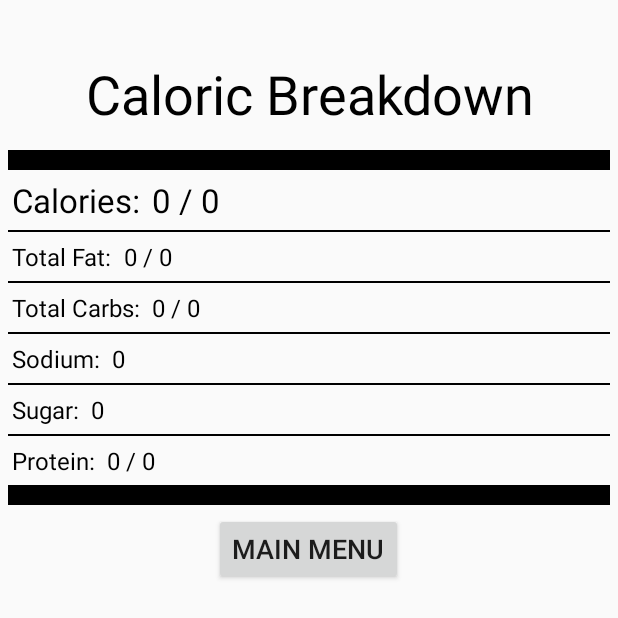
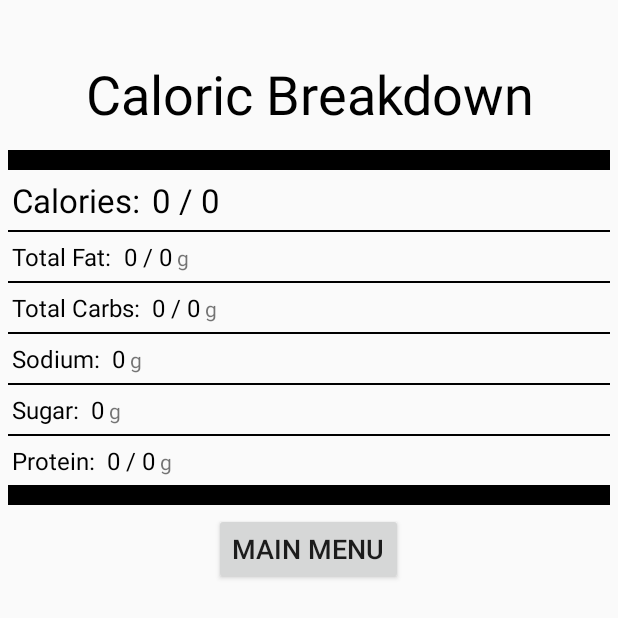
Before and after one commit to theodorethayib/NutriPocket2, an Android app: the MainActivity screen opened directly, with no data from a screen before it, after a tap on "CALORIC BREAKDOWN", on a phone screen of 412 x 824 dp, the top half of it. Run offline under Robolectric (Android 15) with nearby library versions, the phone set to English and light mode, and no system bars; 3 statements that could not run were skipped.

Commit message:
And another!

```diff
--- a/app/src/main/java/com/example/theo1/nutripocket/MainActivity.java
+++ b/app/src/main/java/com/example/theo1/nutripocket/MainActivity.java
@@ -79,7 +79,6 @@ public class MainActivity extends AppCompatActivity {
         calculateMacronutrientsGoal macnutriGoal = new calculateMacronutrientsGoal(nutriInfo);
         int[] macronutriGoal = macnutriGoal.calculate();
         carbGoal = macronutriGoal[0];
-        Log.d("HELP", valueOf(carbGoal));
         protGoal = macronutriGoal[1];
         fatGoal = macronutriGoal[2];
 
@@ -203,7 +202,6 @@ public class MainActivity extends AppCompatActivity {
     @Override
     protected void onActivityResult(int requestCode, int resultCode, Intent intent)
     {
-        Log.d("HELP", "RequestCode: " + requestCode + " ResultCode: " + resultCode);
         if (resultCode == 5)
         {
             double[] nutrients = intent.getDoubleArrayExtra("nutrients");
--- a/app/src/main/res/layout/activity_caloric_breakdown.xml
+++ b/app/src/main/res/layout/activity_caloric_breakdown.xml
@@ -92,6 +92,10 @@
                 android:layout_marginLeft="8dp"/>
 
 
+            <TextView
+                android:layout_width="wrap_content"
+                android:layout_height="wrap_content"
+                android:text="@string/gram"/>
         </LinearLayout>
 
     </RelativeLayout>
@@ -130,7 +134,10 @@
                 android:text="@string/_0"
                 android:layout_marginLeft="8dp"/>
 
-
+            <TextView
+                android:layout_width="wrap_content"
+                android:layout_height="wrap_content"
+                android:text="@string/gram"/>
         </LinearLayout>
 
     </RelativeLayout>
@@ -169,7 +176,10 @@
                 android:text="@string/_0"
                 android:layout_marginLeft="8dp"/>
 
-
+            <TextView
+                android:layout_width="wrap_content"
+                android:layout_height="wrap_content"
+                android:text="@string/gram"/>
 
         </LinearLayout>
 
@@ -209,7 +219,10 @@
                 android:text="@string/_0"
                 android:layout_marginLeft="8dp"/>
 
-
+            <TextView
+                android:layout_width="wrap_content"
+                android:layout_height="wrap_content"
+                android:text="@string/gram"/>
         </LinearLayout>
 
     </RelativeLayout>
@@ -249,7 +262,10 @@
                 android:layout_marginLeft="8dp"/>
 
 
-
+            <TextView
+                android:layout_width="wrap_content"
+                android:layout_height="wrap_content"
+                android:text="@string/gram"/>
         </LinearLayout>
 
     </RelativeLayout>
--- a/app/src/main/res/values/strings.xml
+++ b/app/src/main/res/values/strings.xml
@@ -52,7 +52,7 @@
     <string name="Sugar">Sugar: </string>
     <string name="Sodium">Sodium: </string>
     <string name="Protein">Protein: </string>
-    <string name="gram">g</string>
+    <string name="gram">&#160;g</string>
     <string name="dailyValue">Daily Value</string>
     <string name="dailyValueDescription">Some of the %DVs are based on a 2,000 calorie daily diet. However, your Daily Values may be higher or lower depending on your calorie needs, which vary according to age, gender, height, weight, and physical activity level.</string>
     <string name="submitButton">Submit</string>
```
